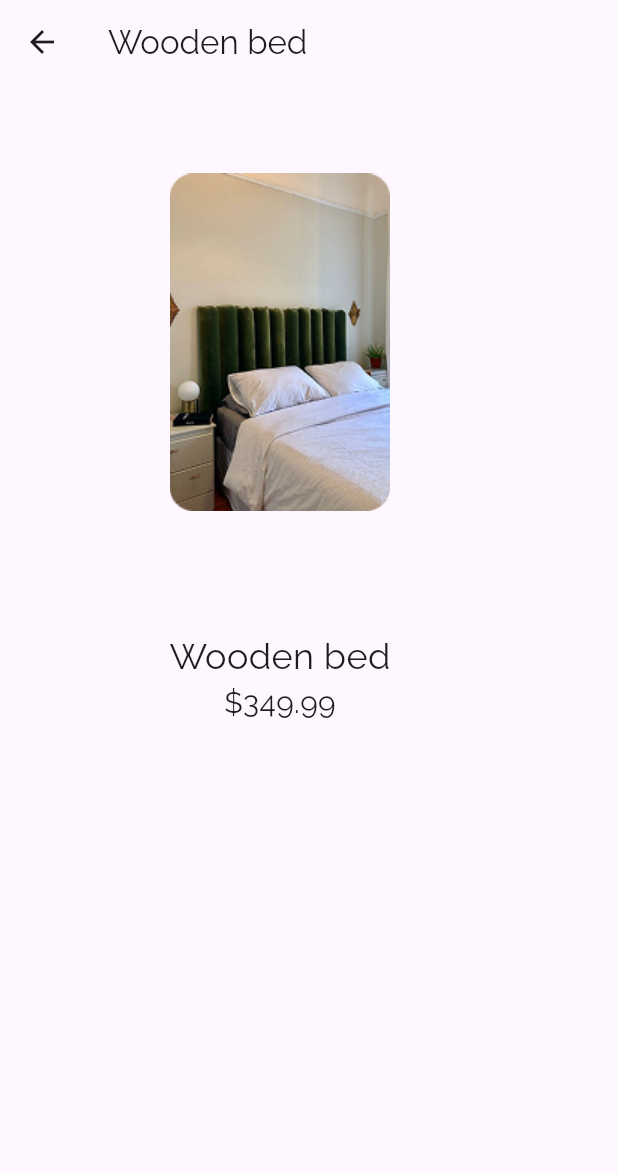
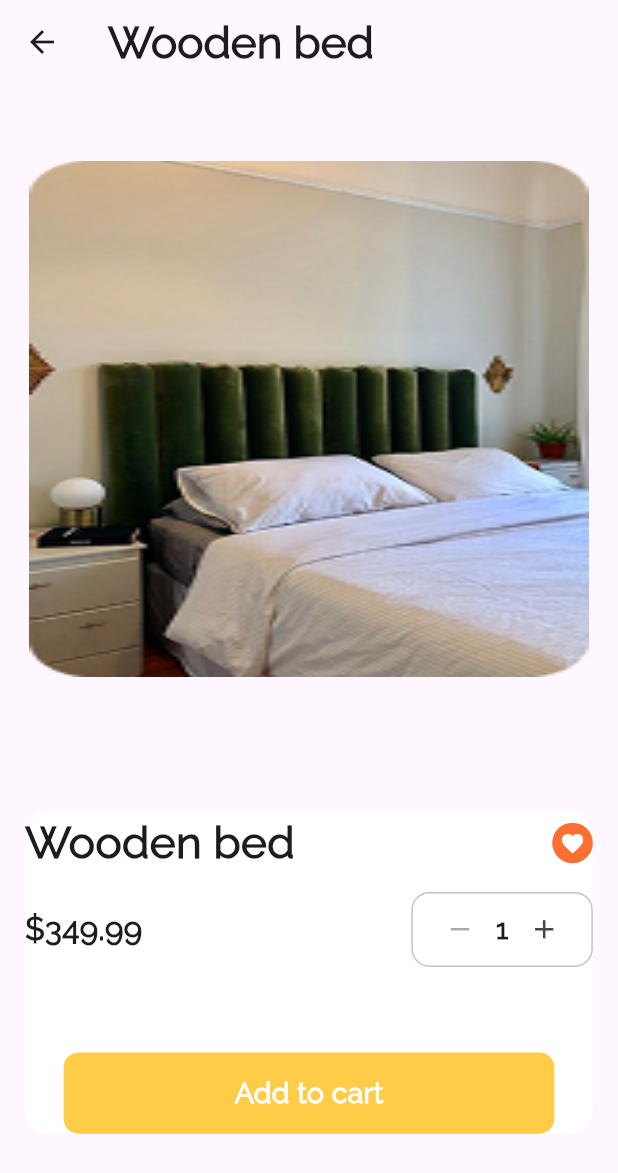
Before and after one commit to ahmedalkrsh/velvet-app, a Flutter app: the LocationAndProductScreen screen opened by its route, after a tap on "Wooden bed", on a phone screen of 412 x 824 dp. Shown: the top 1173 px of the screen. Run offline on Flutter 3.47's test engine with Material 3 defaults, Android fonts, the light colour scheme and no system bars; our stand-ins replace flutter_screenutil, geocoding, google_maps_flutter, location, shared_preferences; accounts and stored records are empty.

Commit message:
Add Cart component and update routing; configure CocoaPods

```diff
--- a/lib/core/helperFunctions/on_generate_route.dart
+++ b/lib/core/helperFunctions/on_generate_route.dart
@@ -1,4 +1,5 @@
 import 'package:flutter/material.dart';
+import 'package:velvet/features/cart/presentation/components/cart_compponent.dart';
 import 'package:velvet/features/locationPicker/presentation/components/location_picker_component.dart';
 import 'package:velvet/features/search/presentation/components/location_and_product_screen.dart.dart';
 import 'package:velvet/features/search/presentation/components/product_details_component.dart';
@@ -26,6 +27,8 @@ class OnGenerateRoute {
         return MaterialPageRoute(builder: (_) => const LocationPickerScreen());
       case SplachComponent.routeName:
         return MaterialPageRoute(builder: (_) => const SplachComponent());
+      case CartCompponent.routeName:
+        return MaterialPageRoute(builder: (_) => const CartCompponent());
 
       default:
         return MaterialPageRoute(
--- a/lib/features/search/presentation/components/product_details_component.dart
+++ b/lib/features/search/presentation/components/product_details_component.dart
@@ -1,7 +1,9 @@
 import 'package:flutter/material.dart';
 import 'package:flutter_screenutil/flutter_screenutil.dart';
+import 'package:velvet/core/common/widgets/custom_btn.dart';
+import 'package:velvet/features/cart/presentation/components/cart_compponent.dart';
 
-class ProductDetailsPage extends StatelessWidget {
+class ProductDetailsPage extends StatefulWidget {
   final String image;
   final String name;
   final double price;
@@ -16,20 +18,139 @@ class ProductDetailsPage extends StatelessWidget {
   static const String routeName = '/productDetails';
 
   @override
+  State<ProductDetailsPage> createState() => _ProductDetailsPageState();
+}
+
+class _ProductDetailsPageState extends State<ProductDetailsPage> {
+  int quantity = 1;
+
+  void _increment() {
+    setState(() {
+      quantity++;
+    });
+  }
+
+  void _decrement() {
+    if (quantity > 1) {
+      setState(() {
+        quantity--;
+      });
+    }
+  }
+
+  @override
   Widget build(BuildContext context) {
     return Scaffold(
-      appBar: AppBar(title: Text(name)),
-      body: Column(
-        children: [
-          Container(
-              alignment: Alignment.center,
-              width: 356.w,
-              height: 356.h,
-            child: Image.asset(image,fit:BoxFit.fill ,)),
-          SizedBox(height: 20),
-          Text(name, style: TextStyle(fontSize: 24)),
-          Text('\$${price.toStringAsFixed(2)}', style: TextStyle(fontSize: 20)),
-        ],
+      appBar: AppBar(
+        title: Text(
+          widget.name,
+          style: TextStyle(fontSize: 28.sp, fontWeight: FontWeight.w600),
+        ),
+      ),
+      body: Padding(
+        padding: EdgeInsets.symmetric(horizontal: 16.w),
+        child: Column(
+          children: [
+            Center(
+              child: Padding(
+                padding: const EdgeInsets.symmetric(vertical: 51),
+                child: SizedBox(
+                  width: 356.w,
+                  height: 356.h,
+                  child: Image.asset(widget.image, fit: BoxFit.fill),
+                ),
+              ),
+            ),
+            SizedBox(height: 40.h),
+            Container(
+              decoration: BoxDecoration(
+                borderRadius: BorderRadius.circular(16),
+                color: Colors.white,
+              ),
+              child: Column(
+                children: [
+                  Row(
+                    children: [
+                      Text(
+                        widget.name,
+                        style: TextStyle(
+                          fontSize: 28.sp,
+                          fontWeight: FontWeight.w600,
+                        ),
+                      ),
+                      const Spacer(),
+                      CircleAvatar(
+                        radius: 14.r,
+                        backgroundColor: const Color(0xFFFF6F31),
+                        child: Icon(
+                          Icons.favorite,
+                          color: Colors.white,
+                          size: 16.sp,
+                        ),
+                      ),
+                    ],
+                  ),
+                  SizedBox(height: 12.h),
+                  Row(
+                    mainAxisAlignment: MainAxisAlignment.spaceBetween,
+                    children: [
+                      Text(
+                        '\$${widget.price.toStringAsFixed(2)}',
+                        style: TextStyle(
+                          fontSize: 20.sp,
+                          fontWeight: FontWeight.w700,
+                        ),
+                      ),
+                      Container(
+                        padding: EdgeInsets.symmetric(horizontal: 7.w),
+                        decoration: BoxDecoration(
+                          borderRadius: BorderRadius.circular(12),
+                          border: Border.all(color: const Color(0xFFC4C4C4)),
+                        ),
+                        child: Row(
+                          children: [
+                            IconButton(
+                              icon: Icon(Icons.remove),
+                              iconSize: 20.sp,
+                              onPressed: quantity > 1 ? _decrement : null,
+                            ),
+                            Text(
+                              '$quantity',
+                              style: TextStyle(
+                                fontSize: 18.sp,
+                                fontWeight: FontWeight.bold,
+                              ),
+                            ),
+                            IconButton(
+                              icon: Icon(Icons.add),
+                              iconSize: 20.sp,
+                              onPressed: _increment,
+                            ),
+                          ],
+                        ),
+                      ),
+                    ],
+                  ),
+                  SizedBox(height: 43.h),
+                  CustomButton(
+                    text: 'Add to cart',
+                    onPressed: () {
+                      Navigator.pushNamed(context, CartCompponent.routeName);
+                    },
+                    width: 312.w,
+                    height: 56.h,
+                    backgroundColor: const Color(0xFFFFCC48),
+                    textStyle: TextStyle(
+                      fontSize: 18.sp,
+                      fontWeight: FontWeight.w600,
+                      color: Colors.white,
+                    ),
+                  ),
+                ],
+              ),
+            ),
+          ],
+        ),
       ),
     );
   }
--- a/lib/features/search/widgets/product_card.dart
+++ b/lib/features/search/widgets/product_card.dart
@@ -1,9 +1,15 @@
 import 'package:flutter/material.dart';
 import 'package:flutter_screenutil/flutter_screenutil.dart';
-import 'package:velvet/features/search/presentation/components/product_details_component.dart' show ProductDetailsPage;
+import 'package:velvet/features/search/presentation/components/product_details_component.dart'
+    show ProductDetailsPage;
 
 class ProductCard extends StatelessWidget {
-  const ProductCard({super.key, required this.image, required this.name, required this.price});
+  const ProductCard({
+    super.key,
+    required this.image,
+    required this.name,
+    required this.price,
+  });
   final String image;
   final String name;
   final double price;
@@ -14,29 +20,18 @@ class ProductCard extends StatelessWidget {
         Navigator.pushNamed(
           context,
           ProductDetailsPage.routeName,
-      arguments: {
-        'image': image,
-        'name': name,
-        'price': price,
-      },
+          arguments: {'image': image, 'name': name, 'price': price},
         );
       },
       child: Container(
         width: 147.w,
         height: 225.h,
-        decoration: BoxDecoration(
-          borderRadius: BorderRadius.circular(16),
-        ),
+        decoration: BoxDecoration(borderRadius: BorderRadius.circular(16)),
         child: ClipRRect(
           borderRadius: BorderRadius.circular(16),
           child: Stack(
             children: [
-              Positioned.fill(
-                child: Image.asset(
-                  image,
-                  fit: BoxFit.cover,
-                ),
-              ),
+              Positioned.fill(child: Image.asset(image, fit: BoxFit.cover)),
 
               Positioned(
                 left: 0,
@@ -73,10 +68,10 @@ class ProductCard extends StatelessWidget {
 
                       CircleAvatar(
                         radius: 14.r,
-                        backgroundColor: Colors.white,
+                        backgroundColor: const Color(0xFFFF6F31),
                         child: Icon(
                           Icons.favorite,
-                          color: Colors.red,
+                          color: Colors.white,
                           size: 16.sp,
                         ),
                       ),
--- a/lib/main.dart
+++ b/lib/main.dart
@@ -2,8 +2,6 @@ import 'package:flutter/material.dart';
 import 'package:flutter_screenutil/flutter_screenutil.dart';
 import 'package:velvet/core/data/cached/cache_helper.dart' show CacheHelper;
 import 'package:velvet/core/helperFunctions/on_generate_route.dart';
-import 'package:velvet/features/locationPicker/presentation/components/location_picker_component.dart';
-import 'package:velvet/features/search/presentation/components/location_and_product_screen.dart.dart';
 import 'package:velvet/features/splach/presentation/components/splach_component.dart';
 
 void main() {
```
Also changed, not shown: lib/features/cart/presentation/components/cart_compponent.dart (added, +47 -0 lines), 3 other files. Lines whose indentation alone changed are shown as unchanged.
